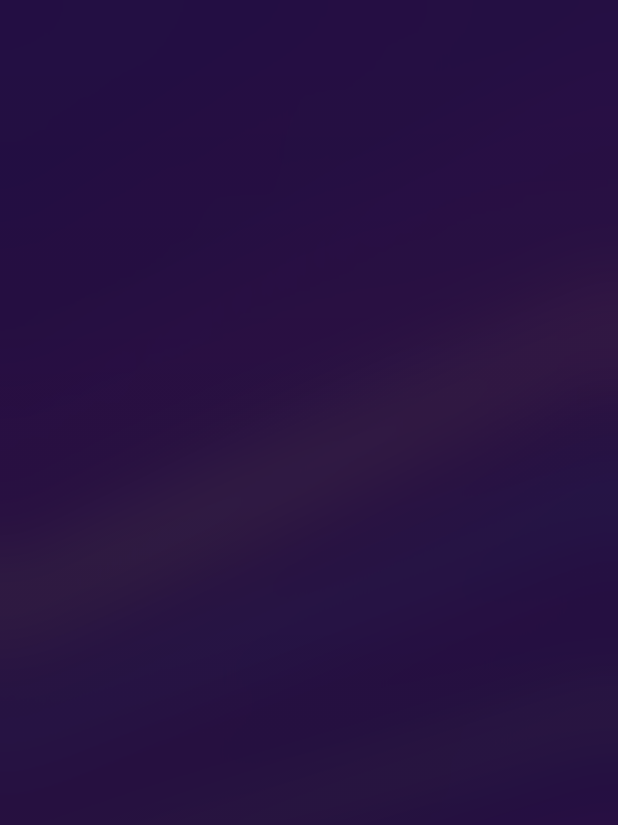
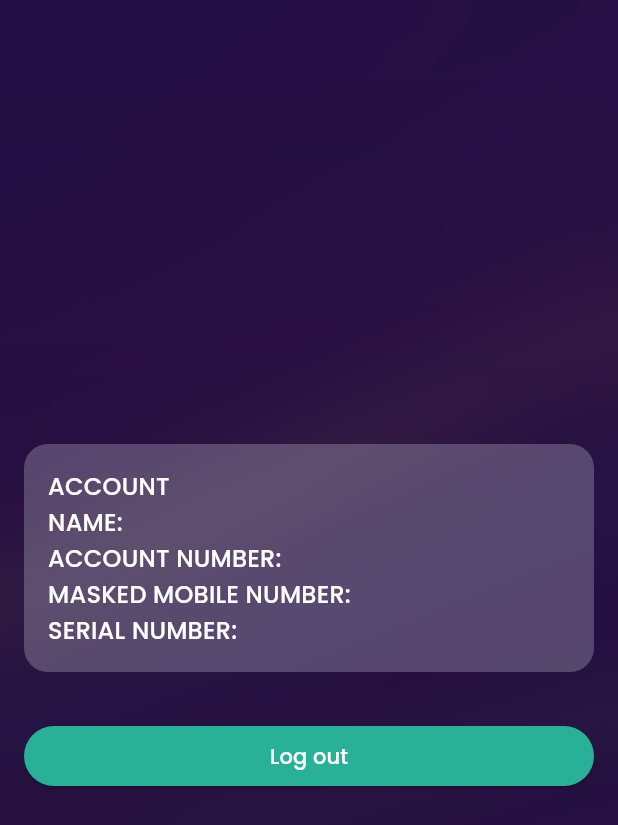
Before and after one commit to MarAntDee/s2s-after-sales, a Flutter app: the HomePage screen opened directly, on a phone screen of 412 x 824 dp. Shown: the top 825 px of the screen. Run offline on Flutter 3.47's test engine with Material 3 defaults, Android fonts, the phone set to English and light mode, and no system bars; our stand-ins replace pin_input_text_field, rxdart, shared_preferences; missing offline and left inert: pretty_http_logger; accounts and stored records are empty.

Commit message:
add account info view

```diff
--- a/lib/blocs/auth.dart
+++ b/lib/blocs/auth.dart
@@ -1,6 +1,8 @@
 import 'package:flutter/material.dart';
 import 'package:s2s_after_sales/blocs/base.dart';
+import 'package:s2s_after_sales/models/account.dart';
 import 'package:s2s_after_sales/utils/api.dart';
+import 'package:s2s_after_sales/utils/dev-tools.dart';
 import 'package:shared_preferences/shared_preferences.dart';
 
 class AuthBloc implements BlocBase {
@@ -55,11 +57,19 @@ class AuthBloc implements BlocBase {
 
   bool get isLoggedIn => cache.containsKey(_refCacheKey);
 
+  //ACCOUNT INFO
+  Account? _account;
+  set currentAccount(Account? newValue) {
+    if (newValue != null) DevTools.printModel<Account>(newValue, withNew: true);
+    _account = newValue;
+  }
+
+  Account? get currentAccount => _account;
   Future getAccountInfo() async {
     try {
       String? refNumber = referenceNumber ?? pendingReferenceNumber;
       if (refNumber == null) throw "Unknown Reference Number";
-      await ProdApi().getAccount(refNumber);
+      currentAccount = await ProdApi().getAccount(refNumber);
     } catch (e) {
       print("AUTHBLOC GET ACCOUNT INFO ERROR: ${e.toString()}");
       rethrow;
--- /dev/null
+++ b/lib/models/account.dart
@@ -0,0 +1,31 @@
+import '../utils/dev-tools.dart';
+
+class Account with MappedModel {
+  final String name, accountNumber, maskedMobileNumber, serialNumber;
+
+  Account._(
+    this.name,
+    this.accountNumber,
+    this.maskedMobileNumber,
+    this.serialNumber,
+  );
+
+  factory Account.fromMap(Map map) => Account._(
+        map['name'],
+        map['accountNumber'],
+        map['mobileNumber'],
+        map['serialNumber'],
+      );
+
+  @override
+  Map toMap() => {
+        "Name": name,
+        "Account Number": accountNumber,
+        "Masked Mobile Number": maskedMobileNumber,
+        "Serial Number": serialNumber,
+      };
+
+  @override
+  String toString() =>
+      "ACCOUNT\nNAME: $name\nACCOUNT NUMBER: $accountNumber\nMASKED MOBILE NUMBER: $maskedMobileNumber\nSERIAL NUMBER: $serialNumber";
+}
--- a/lib/screens/home.dart
+++ b/lib/screens/home.dart
@@ -1,6 +1,7 @@
 import 'dart:ui';
 
 import 'package:flutter/material.dart';
+import 'package:s2s_after_sales/blocs/auth.dart';
 
 import '../utils/navigator.dart';
 
@@ -9,6 +10,9 @@ class HomePage extends StatelessWidget {
 
   @override
   Widget build(BuildContext context) {
+    ThemeData _theme = Theme.of(context);
+    AuthBloc _auth = AuthBloc.instance(context)!;
+
     return Scaffold(
       backgroundColor: Colors.black,
       body: Container(
@@ -30,34 +34,42 @@ class HomePage extends StatelessWidget {
                   end: Alignment.bottomCenter,
                 ),
               ),
-              // child: Center(
-              //   child: Padding(
-              //     padding: const EdgeInsets.all(16),
-              //     child: ConstrainedBox(
-              //       constraints:
-              //       const BoxConstraints(maxWidth: 360, maxHeight: 520),
-              //       child: Column(
-              //         crossAxisAlignment: CrossAxisAlignment.stretch,
-              //         children: [
-              //           const SizedBox(height: 60),
-              //           Expanded(
-              //             child: Container(
-              //               decoration: BoxDecoration(
-              //                 color: Colors.white38,
-              //                 borderRadius: BorderRadius.circular(24),
-              //               ),
-              //               child: Padding(
-              //                 padding: const EdgeInsets.all(30),
-              //                 child: _pages[selectedIndex],
-              //               ),
-              //             ),
-              //           ),
-              //           const SizedBox(height: 60),
-              //         ],
-              //       ),
-              //     ),
-              //   ),
-              // ),
+              child: Center(
+                child: Padding(
+                  padding: const EdgeInsets.all(16),
+                  child: ConstrainedBox(
+                    constraints:
+                        const BoxConstraints(maxWidth: 480, maxHeight: 520),
+                    child: Column(
+                      crossAxisAlignment: CrossAxisAlignment.stretch,
+                      children: [
+                        const SizedBox(height: 60),
+                        const Spacer(),
+                        Container(
+                          padding: const EdgeInsets.all(16),
+                          decoration: BoxDecoration(
+                            color: _theme.primaryColorLight.withOpacity(0.25),
+                            borderRadius: BorderRadius.circular(16),
+                          ),
+                          child: Text(
+                            _auth.currentAccount.toString(),
+                            style: _theme.primaryTextTheme.titleMedium,
+                          ),
+                        ),
+                        const SizedBox(
+                          height: 32,
+                        ),
+                        ElevatedButton(
+                          onPressed: () {},
+                          child: const Text("Log out"),
+                        ),
+                        const Spacer(),
+                        const SizedBox(height: 60),
+                      ],
+                    ),
+                  ),
+                ),
+              ),
             ),
           ),
         ),
--- a/lib/utils/api.dart
+++ b/lib/utils/api.dart
@@ -3,6 +3,8 @@ import 'dart:io';
 import 'dart:math' as math;
 
 import 'package:pretty_http_logger/pretty_http_logger.dart';
+
+import '../models/account.dart';
 
 abstract class PCApi {
   late final String server;
@@ -13,7 +15,7 @@ abstract class PCApi {
   //CHECK ACCOUNT
   Future<Map<String, dynamic>> checkAccount(String accountNumber);
   Future<bool> verifyAccount(String pincode, String referenceNumber);
-  Future getAccount(String referenceNumber);
+  Future<Account> getAccount(String referenceNumber);
 
   static HttpWithMiddleware http(String method) => HttpWithMiddleware.build(
         requestTimeout: const Duration(seconds: 30),
@@ -101,7 +103,7 @@ class ProdApi implements PCApi {
   }
 
   @override
-  Future getAccount(String referenceNumber) async {
+  Future<Account> getAccount(String referenceNumber) async {
     try {
       Map res = await _http("GETTING ACCOUNT INFO")
           .get(
@@ -120,7 +122,7 @@ class ProdApi implements PCApi {
         throw "Invalid response body structure";
       }
 
-      return;
+      return Account.fromMap(res['data']);
     } catch (e) {
       PCApi._logError("GETTING ACCOUNT INFO", e);
       if (e is String) rethrow;
```
Also changed, not shown: lib/utils/dev-tools.dart (added, +62 -0 lines).
